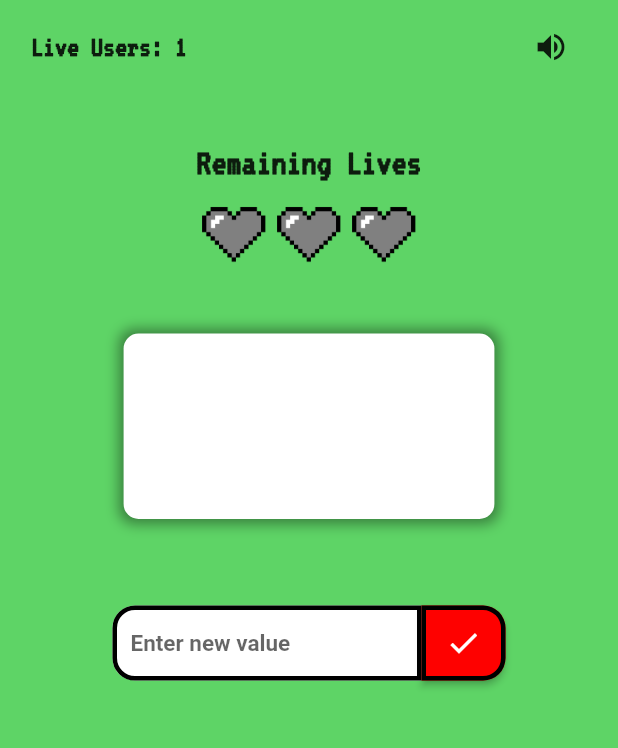
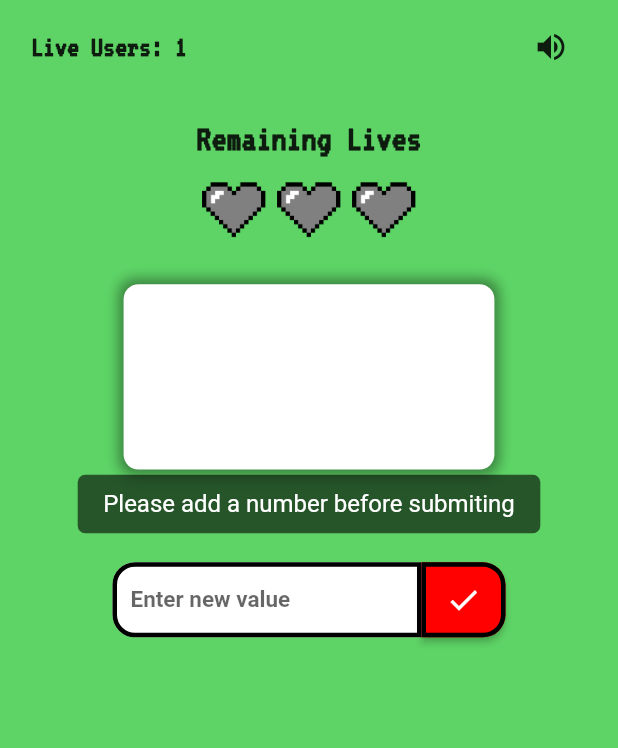
Before and after one commit to vxirau/MaxCount, a Flutter app: the screen it shows after launch, after a tap on "Skip", after a tap on the "check" icon, on a phone screen of 412 x 824 dp, the part 114-862 px from its top. Run offline on Flutter 3.47's test engine with Material 2 defaults, Android fonts, the light colour scheme and no system bars; drawn by our look-alikes of auto_size_text, google_mobile_ads; our stand-ins replace firebase_core, firebase_database, flutter_styled_toast, google_fonts, internet_connection_checker, just_audio and 2 more; accounts and stored records are empty.

Commit message:
cooldown millorat + algorisme recursiu strings + toasts millorats

```diff
--- a/lib/src/screens/home.dart
+++ b/lib/src/screens/home.dart
@@ -10,9 +10,8 @@ import 'dart:io' show Platform;
 //PAQUETS INSTALATS
 import 'package:auto_size_text/auto_size_text.dart';
 import 'package:firebase_database/firebase_database.dart';
+import 'package:flutter_styled_toast/flutter_styled_toast.dart';
 import 'package:google_fonts/google_fonts.dart';
-import 'package:motion_toast/motion_toast.dart';
-import 'package:motion_toast/resources/arrays.dart';
 import 'package:just_audio/just_audio.dart';
 import 'package:internet_connection_checker/internet_connection_checker.dart';
 import 'package:provider/provider.dart';
@@ -36,6 +35,7 @@ class Home extends StatefulWidget {
 
 class _HomeState extends State<Home> with WidgetsBindingObserver {
   String _initialNumber = "";
+  String _requiredNextNumber = "";
   int _numLives = 3;
   int _liveUsers = -1;
   final _database = FirebaseDatabase.instance;
@@ -45,9 +45,16 @@ class _HomeState extends State<Home> with WidgetsBindingObserver {
 
   late Timer t;
   bool isCoolingDown = false;
+  bool needsCooldown = false;
 
   final _inputController = TextEditingController();
   final AudioPlayer player = AudioPlayer();
+
+  double value = 0;
+
+  late ToastFuture tf;
+
+  int remaining = 10;
 
   late bool wantsAudio;
 
@@ -100,6 +107,22 @@ class _HomeState extends State<Home> with WidgetsBindingObserver {
     super.didChangeAppLifecycleState(state);
   }
 
+  void calculateNextString(List<String> list, int index) {
+    if (index == -1) {
+      list.insert(0, "1");
+      return;
+    } else {
+      if (list[index] == '9') {
+        list[index] = '0';
+        index--;
+        calculateNextString(list, index);
+      } else {
+        list[index] = (double.parse(list[index]) + 1).toStringAsFixed(0);
+        return;
+      }
+    }
+  }
+
   void _activateListeners() {
     _numberStream = _database.ref("maxCount/number").onValue.listen((event) {
       Object newNumber = event.snapshot.value!;
@@ -108,6 +131,11 @@ class _HomeState extends State<Home> with WidgetsBindingObserver {
           _playReset();
         }
         _initialNumber = newNumber as String;
+        Future.microtask(() {
+          List<String> list = _initialNumber.split("");
+          calculateNextString(list, list.length - 1);
+          _requiredNextNumber = list.join("");
+        });
       });
     });
     _liveStream = _database.ref("maxCount/lives").onValue.listen((event) {
@@ -252,7 +280,7 @@ class _HomeState extends State<Home> with WidgetsBindingObserver {
                         ],
                       ),
                       SizedBox(
-                        height: height * 0.05,
+                        height: height * 0.03,
                       ),
                       AutoSizeText(
                         "Remaining Lives",
@@ -270,7 +298,7 @@ class _HomeState extends State<Home> with WidgetsBindingObserver {
                         children: _generateLives(),
                       ),
                       SizedBox(
-                        height: height * 0.05,
+                        height: height * 0.03,
                       ),
                       Container(
                         width: width * 0.6,
@@ -302,7 +330,33 @@ class _HomeState extends State<Home> with WidgetsBindingObserver {
                         ),
                       ),
                       SizedBox(
-                        height: height * 0.07,
+                        height: isCoolingDown ? height * 0.04 : height * 0.065,
+                      ),
+                      isCoolingDown
+                          ? Text(
+                              "Wait $remaining seconds before trying again...",
+                              style: GoogleFonts.vt323(
+                                  textStyle: TextStyle(
+                                      fontSize: 16,
+                                      fontWeight: FontWeight.bold)))
+                          : Container(),
+                      SizedBox(
+                        height: isCoolingDown ? height * 0.005 : 0,
+                      ),
+                      isCoolingDown
+                          ? Padding(
+                              padding: EdgeInsets.only(
+                                  left: width * 0.2, right: width * 0.2),
+                              child: LinearProgressIndicator(
+                                value: value,
+                                valueColor: AlwaysStoppedAnimation<Color>(
+                                    HexColor.fromHex("#fe0100")),
+                                backgroundColor: Colors.white,
+                              ),
+                            )
+                          : Container(),
+                      SizedBox(
+                        height: height * 0.01,
                       ),
                       Row(
                         mainAxisAlignment: MainAxisAlignment.center,
@@ -378,49 +432,47 @@ class _HomeState extends State<Home> with WidgetsBindingObserver {
     if (Provider.of<InternetConnectionStatus>(contexte, listen: false) ==
         InternetConnectionStatus.connected) {
       if (_inputController.text.isEmpty) {
-        _displayToastError(
-            "Input Empty", "Please add a number before submiting");
+        _displayToastError("Please add a number before submiting");
         _playError();
       } else {
-        double current = double.parse(_initialNumber);
-        double input = double.parse(_inputController.text);
-        if (current > input + 10 || current < input - 10) {
-          _displayToastError(
-              "Not Valid", "Come on... that's obviously not the next number");
-          _playError();
-        } else {
-          current = double.parse(_initialNumber);
-          if (current != input - 1) {
         if (isCoolingDown) {
           var list = [
             "You may want to rethink that....",
             "Wait 5 seconds between obvious mistakes...",
             "Don't insist...",
             "Are you trying to influence up the score?",
-                "Come mon... rethink that again!"
+            "Come mon... rethink that again!",
+            "Are you for real? You can see you have to wait",
+            "Please wait for the cooldown to finish",
+            "Wait for the cooldown...",
+            "Take your time to think your answer",
+            "Did you really want to do that?"
           ];
           final _random = Random();
           var element = list[_random.nextInt(list.length)];
-              MotionToast(
-                icon: Icons.priority_high,
-                title: Text(
-                  "Error",
-                  style: TextStyle(fontWeight: FontWeight.bold, fontSize: 20),
-                ),
-                description: Text(element),
-                position: MOTION_TOAST_POSITION.top,
-                primaryColor: Colors.red,
-                enableAnimation: false,
-                animationDuration: Duration(milliseconds: 300),
-                toastDuration: Duration(seconds: 1),
-                animationCurve: Curves.fastOutSlowIn,
-                secondaryColor: HexColor.fromHex("#fe0100"),
-                animationType: ANIMATION.fromTop,
-              ).show(context);
+          needsCooldown = true;
+          _displayToastError(element);
           _playError();
-              t.cancel;
-              _activateCooldown();
         } else {
+          double current = 0;
+          double input = 0;
+          if (_initialNumber.length > 6) {
+            var remot = _initialNumber.substring(_initialNumber.length - 3);
+            var local = _inputController.text
+                .substring(_inputController.text.length - 3);
+            current = double.parse(remot);
+            input = double.parse(local);
+          } else {
+            current = double.parse(_initialNumber);
+            input = double.parse(_inputController.text);
+          }
+
+          if (current > input + 10 || current < input - 10) {
+            _displayToastError(
+                "Come on... that's obviously not the next number");
+            _playError();
+          } else {
+            if (_inputController.text != _requiredNextNumber) {
               _activateCooldown();
               if (_numLives == 1) {
                 _playReset();
@@ -428,8 +480,8 @@ class _HomeState extends State<Home> with WidgetsBindingObserver {
                     .ref("maxCount/")
                     .update({"number": "0", "lives": 3})
                     .then((value) {})
-                    .catchError((error) => _displayToastError(
-                        "Error", "We encountered a network error"));
+                    .catchError((error) =>
+                        _displayToastError("We encountered a network error"));
 
                 await _database.ref("maxCount/").update({
                   "totalResets": ServerValue.increment(1),
@@ -440,31 +492,19 @@ class _HomeState extends State<Home> with WidgetsBindingObserver {
                 });
                 _playErrorNumber();
               }
-            }
             } else {
-            TransactionResult result = await _database
-                .ref("maxCount/number")
-                .runTransaction((Object? post) {
-              if (post == null) {
-                return Transaction.abort();
-              }
-
-              print(post);
-
-              String _post = post as String;
-              _post = (double.parse(_initialNumber) + 1).toStringAsFixed(0);
-
-              return Transaction.success(_post);
-            }, applyLocally: false);
-            if (result.committed) {
+              await _database.ref("maxCount/").update({
+                "number": _requiredNextNumber,
+              });
               _playSuccess();
             }
           }
         }
+
         _inputController.clear();
       }
     } else {
-      _displayToastError("No Connection", "Please connect to the internet");
+      _displayToastError("Please connect to the internet");
       _playError();
     }
   }
@@ -498,31 +538,50 @@ class _HomeState extends State<Home> with WidgetsBindingObserver {
   }
 
   void _activateCooldown() {
+    if (isCoolingDown == false) {
       isCoolingDown = true;
-    t = Timer(Duration(seconds: 5), () {
+      FocusManager.instance.primaryFocus?.unfocus();
+      value = 0;
+      remaining = 10;
+      Timer.periodic(Duration(seconds: 1), (Timer timer) {
+        setState(() {
+          if (value >= 0.9) {
             isCoolingDown = false;
+            needsCooldown = false;
+            timer.cancel();
+          } else {
+            value = value + 0.1;
+            if (remaining > 0) {
+              remaining = remaining - 1;
+            }
+          }
         });
+      });
+      setState(() {});
+    }
   }
 
-  void _displayToastError(String title, String description) {
-    FocusScope.of(context).unfocus();
+  void _displayToastError(String title) {
+    FocusManager.instance.primaryFocus?.unfocus();
 
-    MotionToast(
-      icon: Icons.priority_high,
-      title: Text(
+    showToast(
       title,
-        style: TextStyle(fontWeight: FontWeight.bold, fontSize: 20),
-      ),
-      description: Text(description),
-      position: MOTION_TOAST_POSITION.top,
-      primaryColor: Colors.red,
-      enableAnimation: false,
-      animationDuration: Duration(milliseconds: 300),
-      toastDuration: Duration(seconds: 2),
-      animationCurve: Curves.fastOutSlowIn,
-      secondaryColor: HexColor.fromHex("#fe0100"),
-      animationType: ANIMATION.fromTop,
-    ).show(context);
+      context: context,
+      animation: StyledToastAnimation.scale,
+      reverseAnimation: StyledToastAnimation.fade,
+      position: StyledToastPosition.center,
+      animDuration: Duration(seconds: 1),
+      duration: Duration(seconds: 3),
+      reverseEndOffset: Offset(0, 20),
+      curve: Curves.elasticOut,
+      onDismiss: () {
+        if (needsCooldown == true) {
+          needsCooldown = false;
+          _activateCooldown();
+        }
+      },
+      reverseCurve: Curves.linear,
+    );
   }
 
   List<Widget> _generateLives() {
--- a/pubspec.yaml
+++ b/pubspec.yaml
@@ -18,7 +18,6 @@ dependencies:
   auto_size_text: ^3.0.0
   firebase_database: ^9.0.5
   firebase_core: ^1.11.0
-  motion_toast: ^2.1.0
   just_audio: ^0.9.18
   internet_connection_checker: ^0.0.1+3
   provider: ^5.0.0
@@ -29,6 +28,7 @@ dependencies:
   just_audio_platform_interface: ^4.0.0
   google_mobile_ads: ^1.0.1
   nice_intro: ^0.1.4
+  flutter_styled_toast: ^2.0.0
 
 dev_dependencies:
   flutter_test:
```
Also changed, not shown: pubspec.lock. Lines whose indentation alone changed are shown as unchanged.
